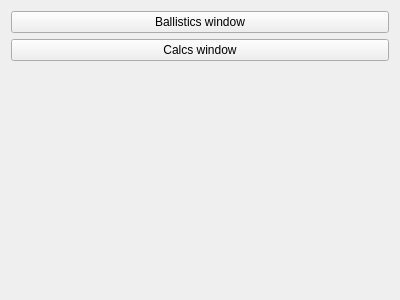
The window that src/Drop_menu.ui (arrgn/PhysCalc) describes before a commit, drawn with Qt 5.
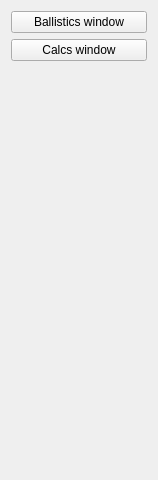
The same window after the commit.

```diff
--- a/src/Drop_menu.ui
+++ b/src/Drop_menu.ui
@@ -6,8 +6,8 @@
    <rect>
     <x>0</x>
     <y>0</y>
-    <width>400</width>
-    <height>300</height>
+    <width>158</width>
+    <height>480</height>
    </rect>
   </property>
   <property name="windowTitle">
```
